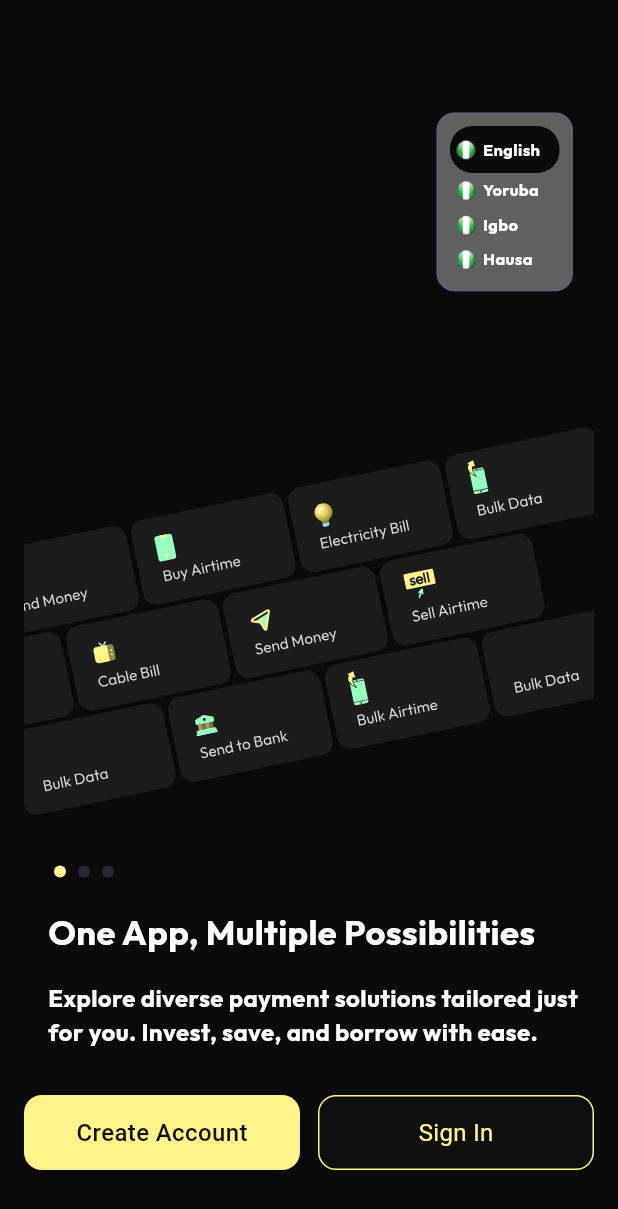
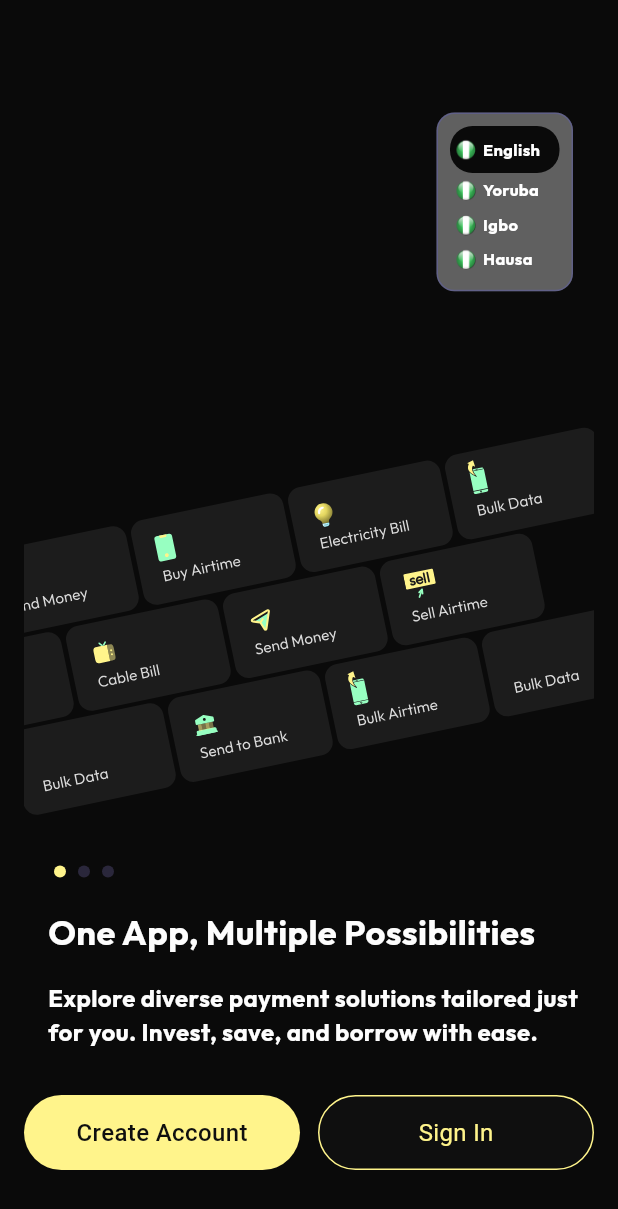
Before and after one commit to abrahamemas/Payit, a Flutter app: the screen it shows after launch, on a phone screen of 412 x 824 dp. Shown: the top 1209 px of the screen. Run offline on Flutter 3.47's test engine with Material 3 defaults, Android fonts, the phone set to English and light mode, and no system bars; drawn by our look-alikes of smooth_page_indicator; our stand-ins replace flutter_svg.

Commit message:
first commit

```diff
--- a/lib/features/home/onboarding/onboarding_screen.dart
+++ b/lib/features/home/onboarding/onboarding_screen.dart
@@ -39,7 +39,7 @@ class _OnboardingScreenState extends State<OnboardingScreen> {
                   crossAxisAlignment: CrossAxisAlignment.start,
                   children: [
                     Container(
-                      width: 150.86,
+                      width: 120.86,
                       height: 31.38,
                       decoration: BoxDecoration(
                         color: Color(0xff0A0A0A),
@@ -123,7 +123,7 @@ class _OnboardingScreenState extends State<OnboardingScreen> {
                     height: 50,
                     decoration: BoxDecoration(
                       color: Color(0xFFFFF48B),
-                      borderRadius: BorderRadius.circular(12),
+                      borderRadius: BorderRadius.circular(25),
                     ),
                     child: Center(
                       child: Text(
@@ -142,7 +142,7 @@ class _OnboardingScreenState extends State<OnboardingScreen> {
                     height: 50,
                     decoration: BoxDecoration(
                       color: Color(0xFF0F0F0F),
-                      borderRadius: BorderRadius.circular(12),
+                      borderRadius: BorderRadius.circular(25),
                       border: Border.all(
                         color: Color(0xFFFFF48B),
                         width: 1.0,
```
